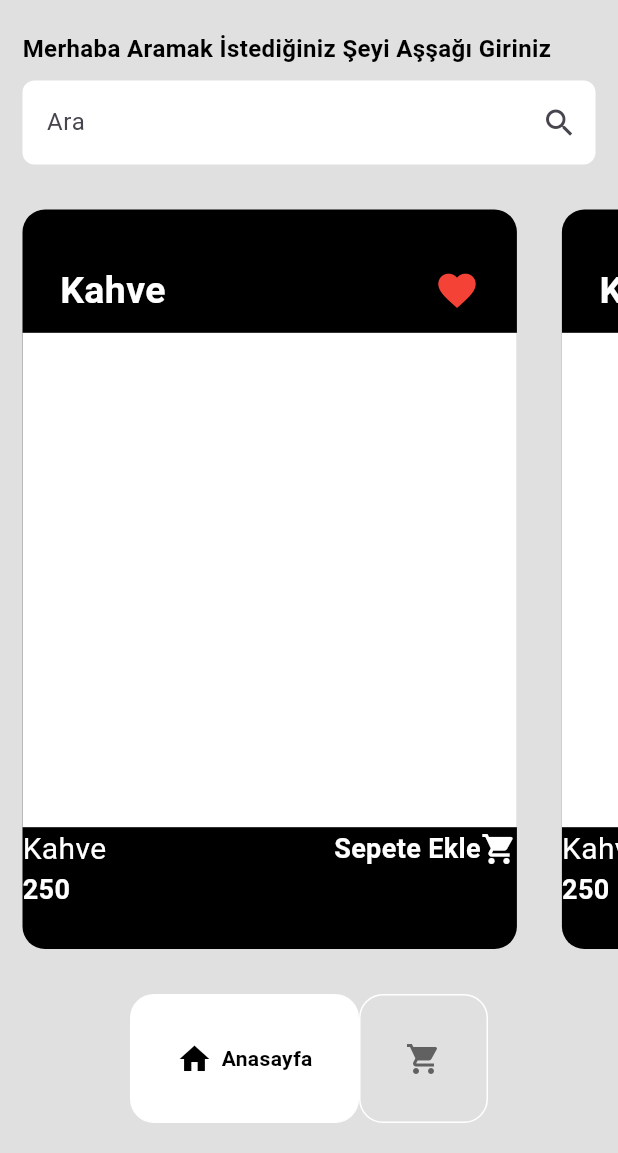
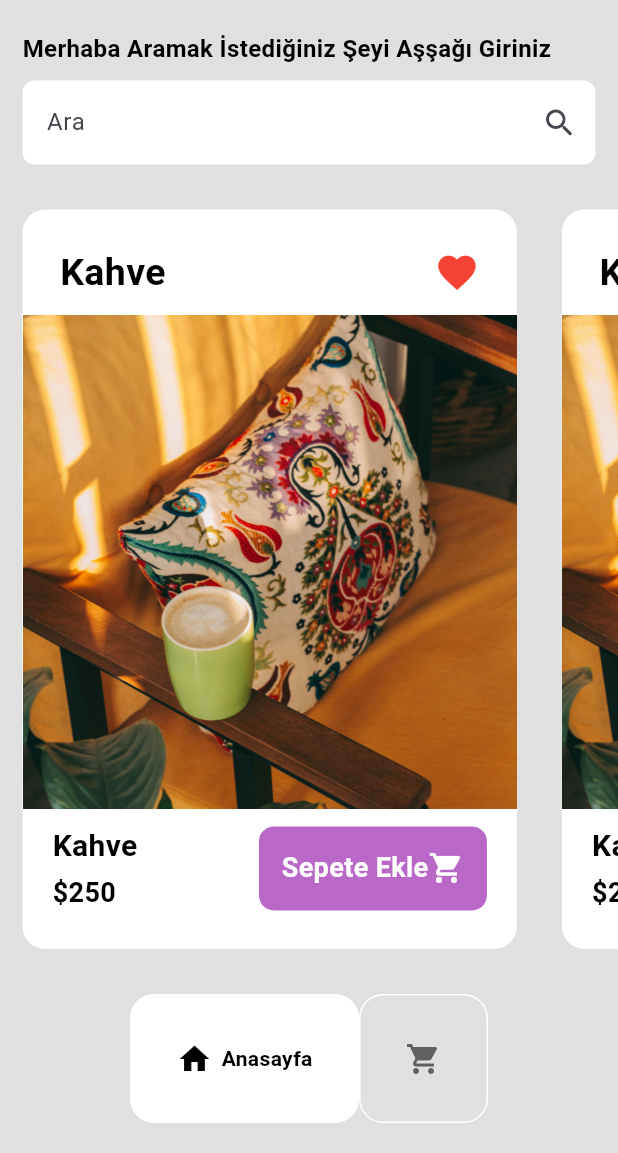
Before and after one commit to arslanahmet27/mobilUi, a Flutter app: the screen it shows once a user with an empty profile is signed in, on a phone screen of 412 x 824 dp, the part 83-1236 px from its top. Run offline on Flutter 3.47's test engine with Material 3 defaults, Android fonts, the light colour scheme and no system bars; drawn by our look-alikes of google_nav_bar; our stand-ins replace cloud_firestore, firebase_auth, firebase_core, lottie; accounts and stored records are empty.

Commit message:
commitleme Yapıldı

```diff
--- a/lib/pages/anaEkran.dart
+++ b/lib/pages/anaEkran.dart
@@ -65,7 +65,7 @@ class Anaekran extends StatelessWidget {
                       name: "Kahve",
                       emoji: Icons.favorite,
                       urunismi: "Kahve",
-                      fiyat: "250",
+                      fiyat: "\$250",
                     ),
                   );
                 },
--- a/lib/pages/anaekranKutu.dart
+++ b/lib/pages/anaekranKutu.dart
@@ -1,5 +1,6 @@
 import 'package:firebaseemobil/models/AnaekranKutuclass.dart';
 import 'package:flutter/material.dart';
+import 'package:lottie/lottie.dart';
 
 // ignore: must_be_immutable
 class Anaekrankutu extends StatelessWidget {
@@ -16,7 +17,7 @@ class Anaekrankutu extends StatelessWidget {
         width: _screenwdith * 0.8,
         height: _screenHeight * 0.1,
         decoration: BoxDecoration(
-          color: Colors.black,
+          color: Colors.white,
           borderRadius: BorderRadius.circular(15),
         ),
         child: Center(
@@ -34,7 +35,7 @@ class Anaekrankutu extends StatelessWidget {
                         style: TextStyle(
                             fontSize: 25,
                             fontWeight: FontWeight.bold,
-                            color: Colors.white),
+                            color: Colors.black),
                       ),
                       Icon(
                         kutu.emoji,
@@ -49,16 +50,49 @@ class Anaekrankutu extends StatelessWidget {
                   height: _screenHeight * 0.4,
                   decoration: BoxDecoration(
                     color: Colors.white,
+                    image: DecorationImage(
+                        image: AssetImage(
+                            "lib/images/pexels-sedanur-kunuk-78972032-29866942.jpg"),
+                        fit: BoxFit.cover),
                   ),
                 ),
-                Row(
+                Padding(
+                  padding:
+                      const EdgeInsets.symmetric(horizontal: 20, vertical: 10),
+                  child: Row(
                     mainAxisAlignment: MainAxisAlignment.spaceBetween,
+                    children: [
+                      Column(
+                        crossAxisAlignment: CrossAxisAlignment.start,
                         children: [
                           Text(
                             kutu.urunismi,
-                      style: TextStyle(fontSize: 20, color: Colors.white),
+                            style: TextStyle(
+                              fontSize: 20,
+                              color: Colors.black,
+                              fontWeight: FontWeight.bold,
                             ),
+                          ),
+                          SizedBox(
+                            height: 4.0,
+                          ),
+                          Text(
+                            kutu.fiyat,
+                            style: TextStyle(
+                                fontSize: 18,
+                                fontWeight: FontWeight.bold,
+                                color: Colors.black),
+                          ),
+                        ],
+                      ),
+                      Row(
+                        children: [
                           Container(
+                            padding: EdgeInsets.all(15),
+                            decoration: BoxDecoration(
+                              color: Colors.purple.shade300,
+                              borderRadius: BorderRadius.circular(10),
+                            ),
                             child: Row(
                               children: [
                                 Text(
@@ -77,17 +111,9 @@ class Anaekrankutu extends StatelessWidget {
                           ),
                         ],
                       ),
-                Row(
-                  children: [
-                    Text(
-                      kutu.fiyat,
-                      style: TextStyle(
-                          fontSize: 18,
-                          fontWeight: FontWeight.bold,
-                          color: Colors.white),
+                    ],
                   ),
-                  ],
-                )
+                ),
               ],
             ),
           ),
```
Also changed, not shown: lib/images/pexels-sedanur-kunuk-78972032-29866942.jpg (added). Lines whose indentation alone changed are shown as unchanged.
